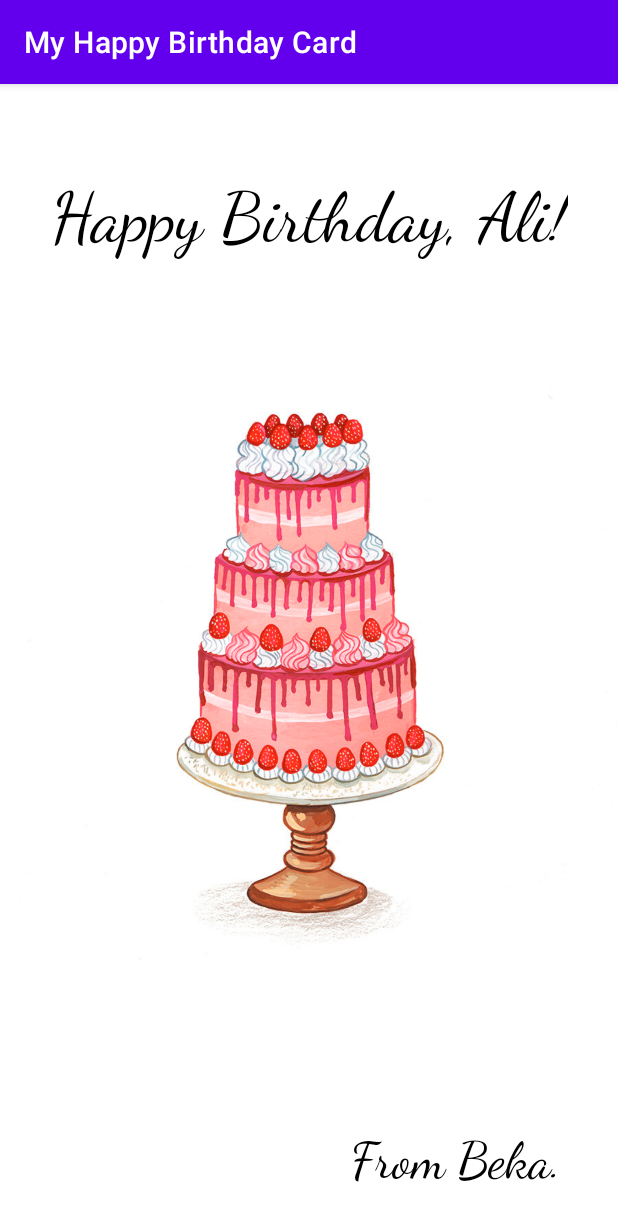
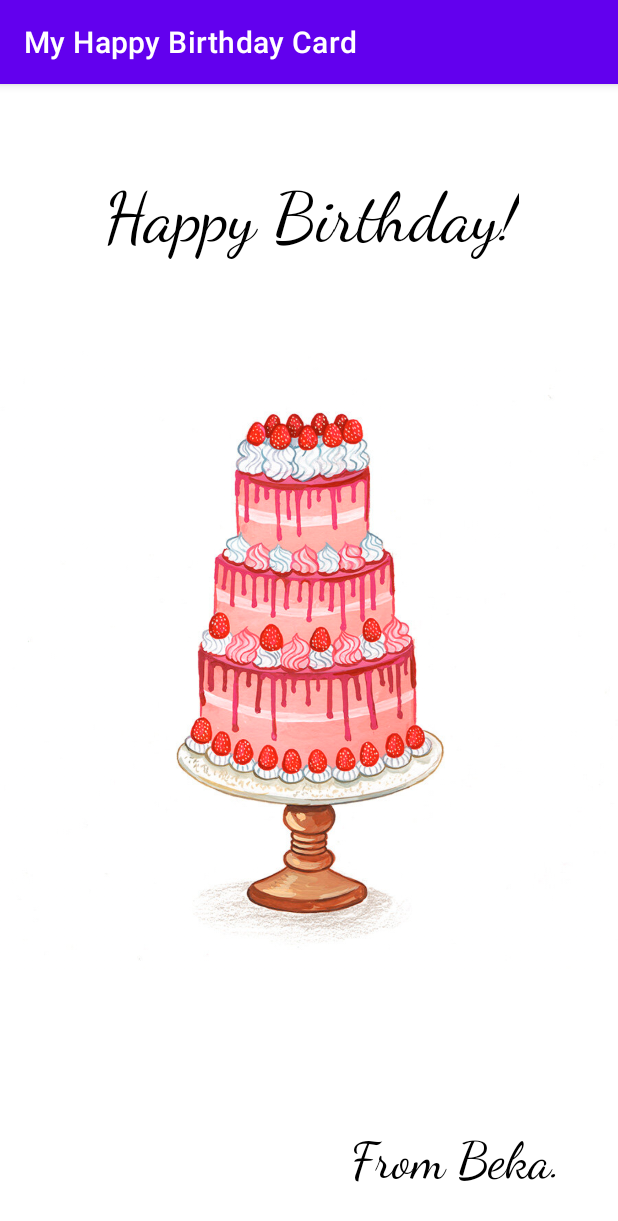
Before and after one commit to beknazarkarimov/happyBirhdayWishCard, an Android app: the screen it shows after launch (MainActivity), on a phone screen of 412 x 824 dp. Shown: the top 1221 px of the screen. Run offline under Robolectric (Android 15) with nearby library versions, the phone set to English and light mode, and no system bars; Roboto replaces fonts that are not available here.

Commit message:
commit 3

```diff
--- a/app/src/main/res/layout/activity_main.xml
+++ b/app/src/main/res/layout/activity_main.xml
@@ -21,7 +21,7 @@
         android:id="@+id/textView"
         android:layout_width="wrap_content"
         android:layout_height="wrap_content"
-        android:layout_marginStart="34dp"
+        android:layout_marginStart="36dp"
         android:layout_marginTop="55dp"
         android:fontFamily="cursive"
         android:text="@string/happy_birthday_name"
@@ -29,7 +29,7 @@
         android:textSize="46sp"
         app:layout_constraintBottom_toBottomOf="parent"
         app:layout_constraintEnd_toEndOf="parent"
-        app:layout_constraintHorizontal_bias="0.0"
+        app:layout_constraintHorizontal_bias="0.333"
         app:layout_constraintStart_toStartOf="parent"
         app:layout_constraintTop_toTopOf="parent"
         app:layout_constraintVertical_bias="0.009" />
--- a/app/src/main/res/values/strings.xml
+++ b/app/src/main/res/values/strings.xml
@@ -1,5 +1,5 @@
 <resources>
     <string name="app_name">My Happy Birthday Card</string>
     <string name="signature_text">From Beka.</string>
-    <string name="happy_birthday_name">Happy Birthday, Ali!</string>
+    <string name="happy_birthday_name">Happy Birthday!</string>
 </resources>
```
